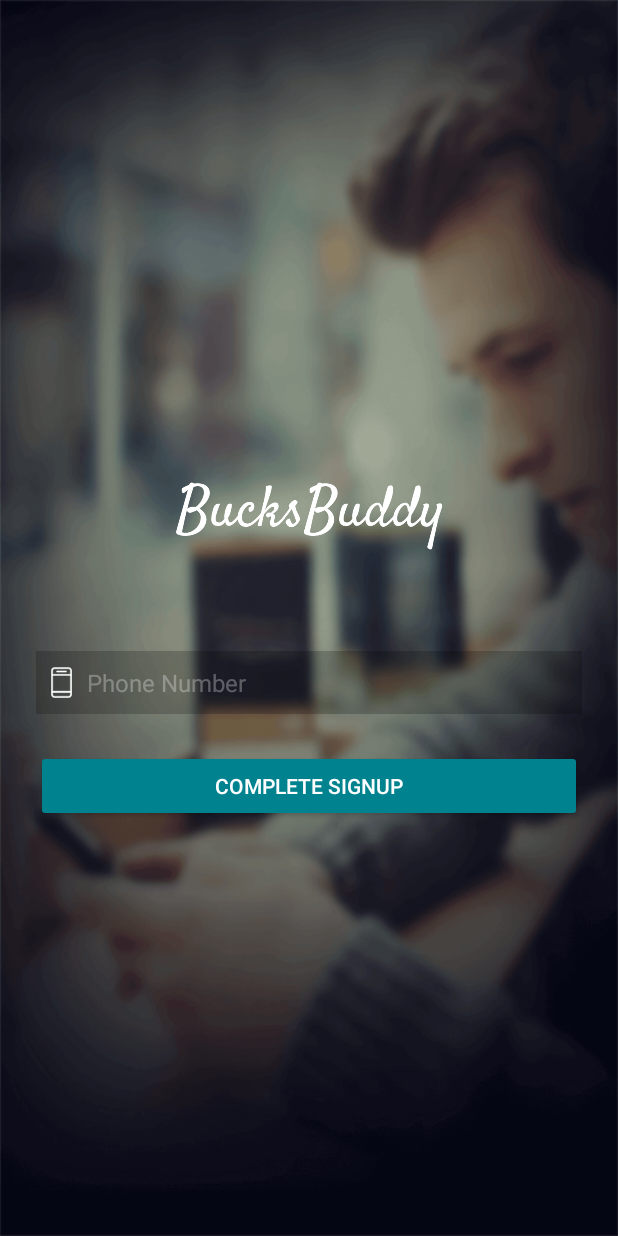
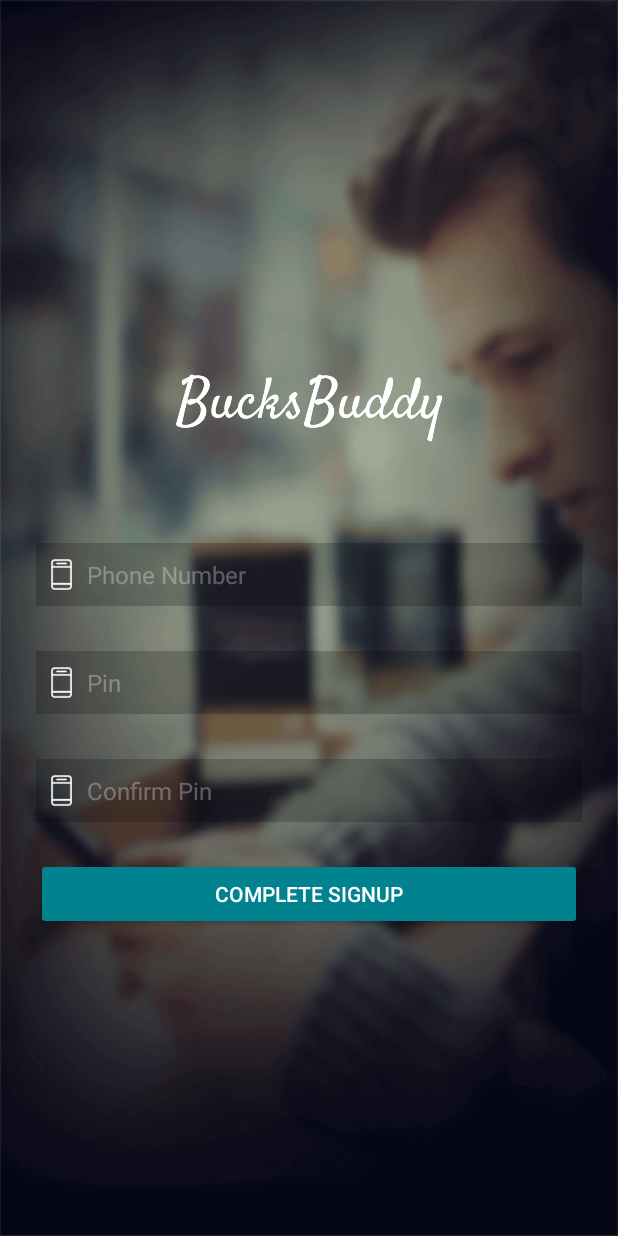
Before and after one commit to shrukul/BucksBuddy, an Android app: the PinInfo screen opened directly, with no data from a screen before it, on a phone screen of 412 x 824 dp. Run offline under Robolectric (Android 15) with nearby library versions, the phone set to English and light mode, and no system bars.

Commit message:
User enters the pin

```diff
--- a/app/src/main/java/in/bucksbuddy/bucksbuddy/PinInfo.java
+++ b/app/src/main/java/in/bucksbuddy/bucksbuddy/PinInfo.java
@@ -18,7 +18,7 @@ import android.widget.EditText;
  */
 public class PinInfo extends AppCompatActivity {
 
-    EditText id, phone;
+    EditText pin, phone, confirmpin;
     Button btn;
     int setup = -1;
     View parentLayout;
@@ -32,6 +32,8 @@ public class PinInfo extends AppCompatActivity {
         setContentView(R.layout.pin_info);
 
         phone = (EditText) findViewById(R.id.p_phone);
+        pin = (EditText) findViewById(R.id.pin);
+        confirmpin = (EditText) findViewById(R.id.confirm_pin);
         btn = (Button) findViewById(R.id.btn_setup);
         parentLayout = findViewById(android.R.id.content);
 
@@ -53,12 +55,14 @@ public class PinInfo extends AppCompatActivity {
     }
 
     private void setup() {
-        String sphone;
+        String sphone,spin;
 
         sphone = phone.getText().toString();
+        spin = pin.getText().toString();
 
         Intent returnIntent = new Intent();
         returnIntent.putExtra("phone", sphone);
+        returnIntent.putExtra("pin", spin);
         setResult(Activity.RESULT_OK, returnIntent);
         finish();
     }
@@ -71,7 +75,14 @@ public class PinInfo extends AppCompatActivity {
         if (phoneText.length() != 10) {
             phone.setError("Enter a valid Phone Number");
             valid = false;
-        } else {
+        } else if(pin.getText().length() != 4){
+            pin.setError("Length of pin code should be 4");
+            valid = false;
+        } else if(!confirmpin.getText().toString().equals(pin.getText().toString())){
+            confirmpin.setError("Pins do not match");
+            valid = false;
+        }
+        else {
             phone.setError(null);
         }
         return valid;
--- a/app/src/main/res/layout/pin_info.xml
+++ b/app/src/main/res/layout/pin_info.xml
@@ -42,6 +42,44 @@
             android:textSize="16dip"
             android:textStyle="normal" />
 
+        <EditText
+            android:id="@+id/pin"
+            android:layout_width="match_parent"
+            android:layout_height="wrap_content"
+            android:layout_alignParentTop="true"
+            android:layout_centerHorizontal="true"
+            android:layout_marginTop="30.0dip"
+            android:background="#33000000"
+            android:drawableLeft="@drawable/phone_new"
+            android:drawablePadding="10dip"
+            android:hint="Pin"
+            android:inputType="numberPassword"
+            android:maxLength="4"
+            android:padding="10dip"
+            android:textColor="#e6ffffff"
+            android:textColorHint="#4cffffff"
+            android:textSize="16dip"
+            android:textStyle="normal" />
+
+        <EditText
+            android:id="@+id/confirm_pin"
+            android:layout_width="match_parent"
+            android:layout_height="wrap_content"
+            android:layout_alignParentTop="true"
+            android:layout_centerHorizontal="true"
+            android:layout_marginTop="30.0dip"
+            android:background="#33000000"
+            android:drawableLeft="@drawable/phone_new"
+            android:drawablePadding="10dip"
+            android:hint="Confirm Pin"
+            android:inputType="numberPassword"
+            android:maxLength="4"
+            android:padding="10dip"
+            android:textColor="#e6ffffff"
+            android:textColorHint="#4cffffff"
+            android:textSize="16dip"
+            android:textStyle="normal" />
+
         <android.support.v7.widget.AppCompatButton
             android:id="@+id/btn_setup"
             android:layout_width="fill_parent"
```
Also changed, not shown: app/src/main/java/in/bucksbuddy/bucksbuddy/SignupActivity.java (+5 -4 lines).
